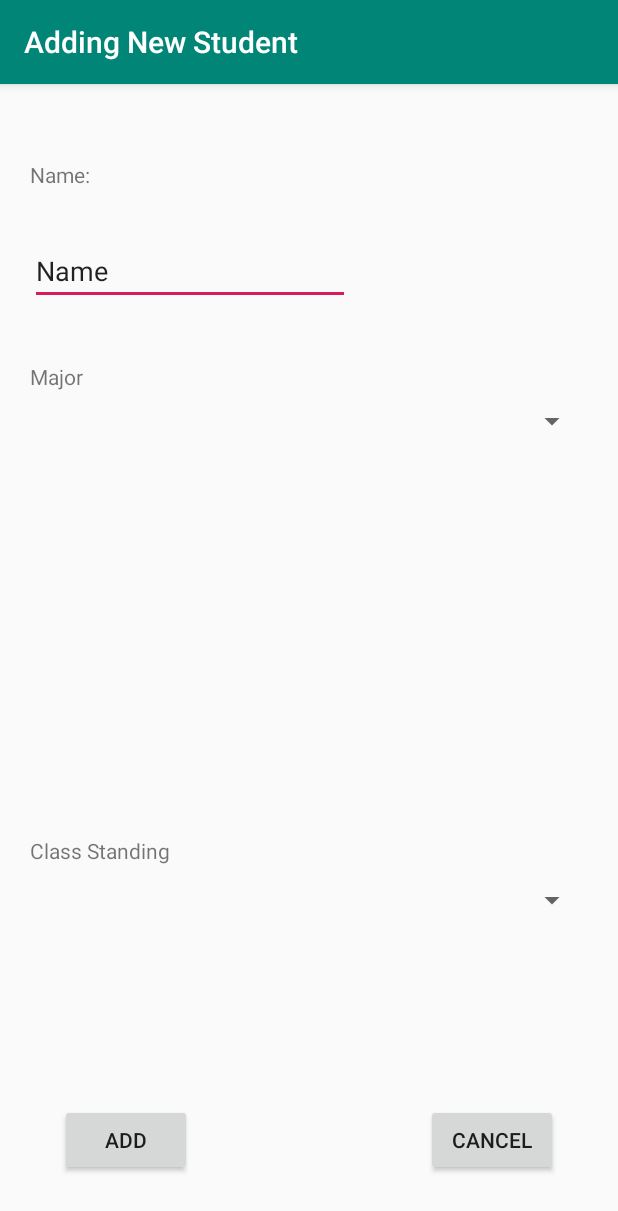
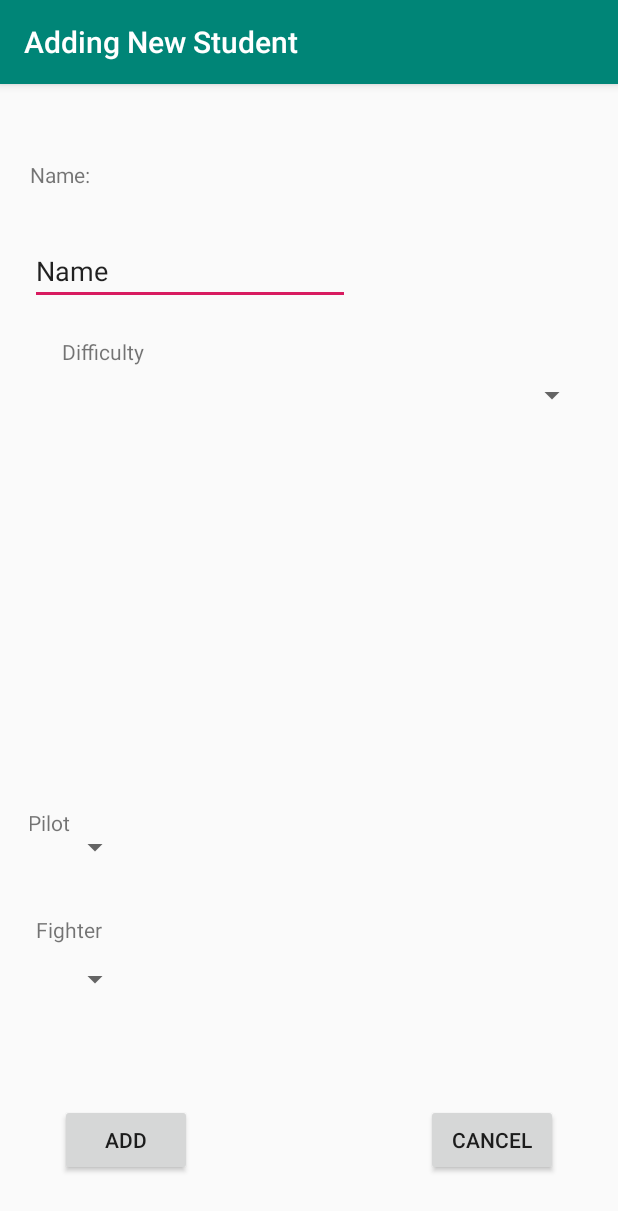
Before and after one commit to marie077/Space-Traders, an Android app: the EditStudentActivity screen opened directly, with no data from a screen before it, on a phone screen of 412 x 824 dp. Shown: the top 1211 px of the screen. Run offline under Robolectric (Android 15) with nearby library versions, the phone set to English and light mode, and no system bars; 8 statements that could not run were skipped.

Commit message:
changed player and difficulty classes

```diff
--- a/app/src/main/res/layout/content_edit_student.xml
+++ b/app/src/main/res/layout/content_edit_student.xml
@@ -19,13 +19,14 @@
         android:id="@+id/student_id_field" />
 
     <TextView
-        android:text="Major"
+        android:id="@+id/major_header"
         android:layout_width="wrap_content"
         android:layout_height="wrap_content"
-        android:id="@+id/major_header"
         android:layout_below="@id/student_name_input"
         android:layout_alignParentStart="true"
-        android:layout_marginTop="38dp" />
+        android:layout_marginStart="21dp"
+        android:layout_marginTop="21dp"
+        android:text="Difficulty" />
 
     <EditText
         android:layout_width="wrap_content"
@@ -53,8 +54,8 @@
         android:layout_height="wrap_content"
         android:layout_below="@+id/major_header"
         android:layout_alignParentStart="true"
-        android:layout_marginStart="40dp"
-        android:layout_marginTop="8dp" />
+        android:layout_marginStart="37dp"
+        android:layout_marginTop="7dp" />
 
     <Button
         android:text="Add"
@@ -83,17 +84,37 @@
         android:id="@+id/class_s"
         android:layout_width="wrap_content"
         android:layout_height="wrap_content"
-        android:layout_alignParentStart="true"
+        android:layout_alignStart="@+id/Fighter"
         android:layout_alignParentBottom="true"
-        android:layout_marginBottom="227dp"
-        android:text="Class Standing" />
+        android:layout_marginStart="-5dp"
+        android:layout_marginBottom="246dp"
+        android:text="Pilot   " />
 
     <Spinner
         android:id="@+id/stand_spinner"
-        android:layout_width="match_parent"
+        android:layout_width="67dp"
         android:layout_height="wrap_content"
-        android:layout_alignParentStart="true"
+        android:layout_above="@+id/Fighter"
+        android:layout_alignStart="@+id/student_id_field"
+        android:layout_marginStart="0dp"
+        android:layout_marginBottom="33dp" />
+
+    <Spinner
+        android:id="@+id/fighter"
+        android:layout_width="67dp"
+        android:layout_height="wrap_content"
+        android:layout_alignStart="@+id/student_id_field"
         android:layout_alignParentBottom="true"
-        android:layout_marginBottom="192dp" />
+        android:layout_marginBottom="139dp" />
+
+    <TextView
+        android:id="@+id/Fighter"
+        android:layout_width="wrap_content"
+        android:layout_height="wrap_content"
+        android:layout_above="@+id/fighter"
+        android:layout_alignStart="@+id/student_id_field"
+        android:layout_marginStart="4dp"
+        android:layout_marginBottom="11dp"
+        android:text="Fighter" />
 
 </RelativeLayout>
```
